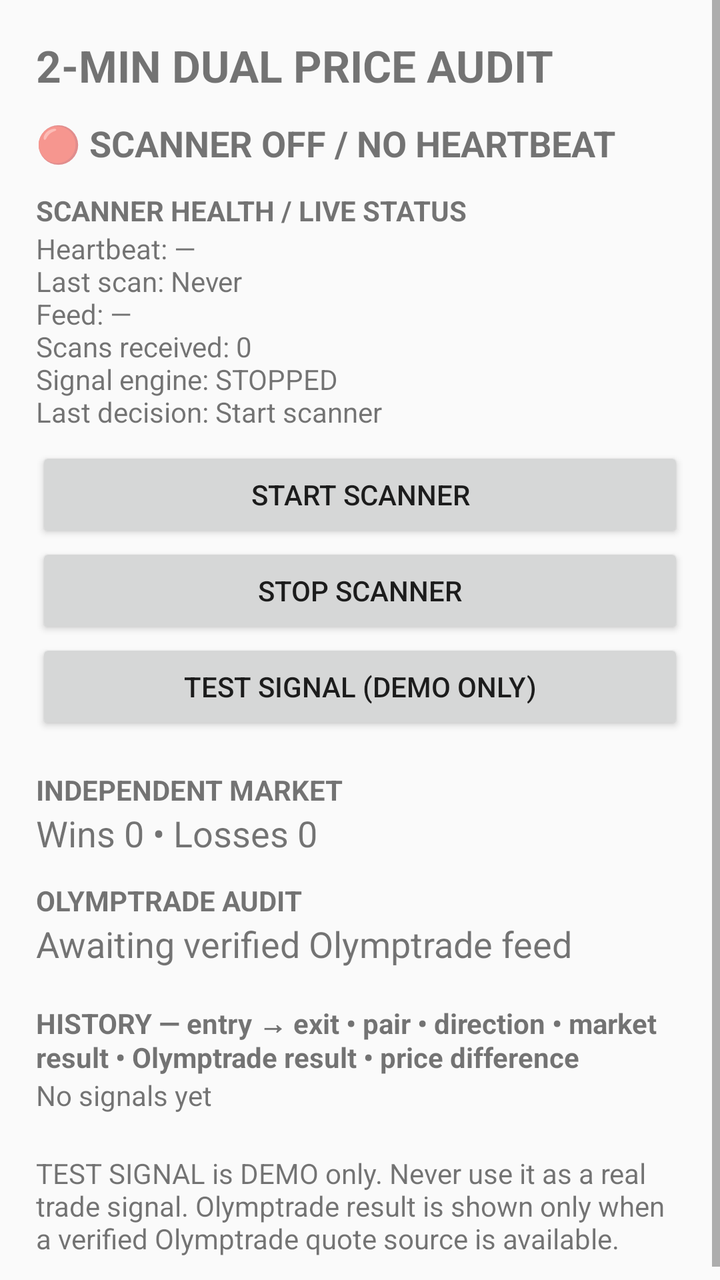
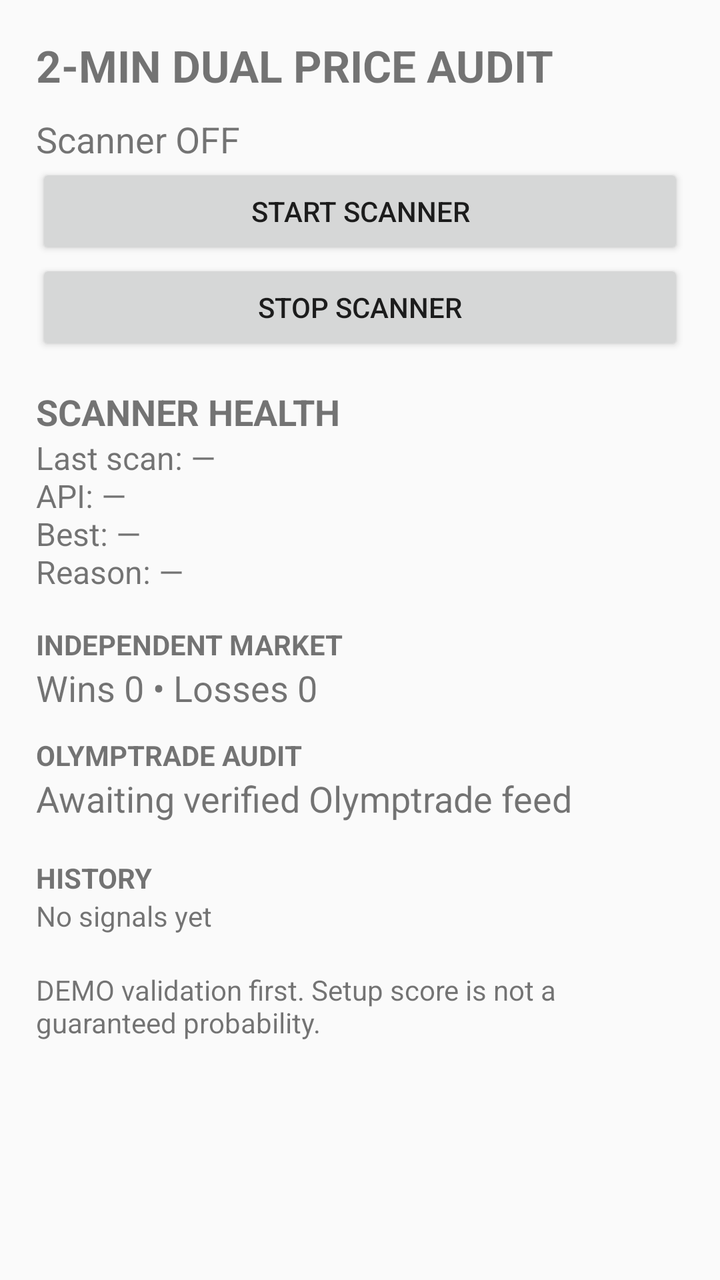

Before-and-after screenshots of an Android layout around one commit, followed by the original layout XML and the change that was made.
<!-- AndroidManifest.xml: application theme Theme.AppCompat.DayNight.NoActionBar -->
<!-- res/layout/activity_main.xml -->
<ScrollView xmlns:android="http://schemas.android.com/apk/res/android" android:layout_width="match_parent" android:layout_height="match_parent"><LinearLayout android:orientation="vertical" android:padding="18dp" android:layout_width="match_parent" android:layout_height="wrap_content"><TextView android:text="2-MIN DUAL PRICE AUDIT" android:textStyle="bold" android:textSize="22sp" android:layout_width="wrap_content" android:layout_height="wrap_content"/><TextView android:id="@+id/status" android:text="🔴 SCANNER OFF / NO HEARTBEAT" android:textSize="18sp" android:textStyle="bold" android:paddingTop="12dp" android:layout_width="wrap_content" android:layout_height="wrap_content"/><TextView android:text="SCANNER HEALTH / LIVE STATUS" android:textStyle="bold" android:paddingTop="12dp" android:layout_width="wrap_content" android:layout_height="wrap_content"/><TextView android:id="@+id/health" android:text="Heartbeat: —&#10;Last scan: Never&#10;Feed: —&#10;Scans received: 0&#10;Signal engine: STOPPED&#10;Last decision: Start scanner" android:textIsSelectable="true" android:paddingBottom="8dp" android:layout_width="match_parent" android:layout_height="wrap_content"/><Button android:id="@+id/start" android:text="START SCANNER" android:layout_width="match_parent" android:layout_height="wrap_content"/><Button android:id="@+id/stop" android:text="STOP SCANNER" android:layout_width="match_parent" android:layout_height="wrap_content"/><Button android:id="@+id/testSignal" android:text="TEST SIGNAL (DEMO ONLY)" android:layout_width="match_parent" android:layout_height="wrap_content"/><TextView android:text="INDEPENDENT MARKET" android:textStyle="bold" android:paddingTop="18dp" android:layout_width="wrap_content" android:layout_height="wrap_content"/><TextView android:id="@+id/marketStats" android:text="Wins 0 • Losses 0" android:textSize="18sp" android:layout_width="wrap_content" android:layout_height="wrap_content"/><TextView android:text="OLYMPTRADE AUDIT" android:textStyle="bold" android:paddingTop="12dp" android:layout_width="wrap_content" android:layout_height="wrap_content"/><TextView android:id="@+id/olympStats" android:text="Awaiting verified Olymptrade feed" android:textSize="18sp" android:layout_width="wrap_content" android:layout_height="wrap_content"/><TextView android:text="HISTORY — entry → exit • pair • direction • market result • Olymptrade result • price difference" android:paddingTop="18dp" android:textStyle="bold" android:layout_width="match_parent" android:layout_height="wrap_content"/><TextView android:id="@+id/history" android:text="No signals yet" android:textIsSelectable="true" android:layout_width="match_parent" android:layout_height="wrap_content" android:paddingBottom="20dp"/><TextView android:text="TEST SIGNAL is DEMO only. Never use it as a real trade signal. Olymptrade result is shown only when a verified Olymptrade quote source is available." android:layout_width="match_parent" android:layout_height="wrap_content"/></LinearLayout></ScrollView>
<!-- resources referenced by this layout -->
<resources>

</resources>

<!-- the commit's change to res/layout/activity_main.xml (unified diff, before → after) -->
@@ -1 +1 @@
-<ScrollView xmlns:android="http://schemas.android.com/apk/res/android" android:layout_width="match_parent" android:layout_height="match_parent"><LinearLayout android:orientation="vertical" android:padding="18dp" android:layout_width="match_parent" android:layout_height="wrap_content"><TextView android:text="2-MIN DUAL PRICE AUDIT" android:textStyle="bold" android:textSize="22sp" android:layout_width="wrap_content" android:layout_height="wrap_content"/><TextView android:id="@+id/status" android:text="🔴 SCANNER OFF / NO HEARTBEAT" android:textSize="18sp" android:textStyle="bold" android:paddingTop="12dp" android:layout_width="wrap_content" android:layout_height="wrap_content"/><TextView android:text="SCANNER HEALTH / LIVE STATUS" android:textStyle="bold" android:paddingTop="12dp" android:layout_width="wrap_content" android:layout_height="wrap_content"/><TextView android:id="@+id/health" android:text="Heartbeat: —&#10;Last scan: Never&#10;Feed: —&#10;Scans received: 0&#10;Signal engine: STOPPED&#10;Last decision: Start scanner" android:textIsSelectable="true" android:paddingBottom="8dp" android:layout_width="match_parent" android:layout_height="wrap_content"/><Button android:id="@+id/start" android:text="START SCANNER" android:layout_width="match_parent" android:layout_height="wrap_content"/><Button android:id="@+id/stop" android:text="STOP SCANNER" android:layout_width="match_parent" android:layout_height="wrap_content"/><Button android:id="@+id/testSignal" android:text="TEST SIGNAL (DEMO ONLY)" android:layout_width="match_parent" android:layout_height="wrap_content"/><TextView android:text="INDEPENDENT MARKET" android:textStyle="bold" android:paddingTop="18dp" android:layout_width="wrap_content" android:layout_height="wrap_content"/><TextView android:id="@+id/marketStats" android:text="Wins 0 • Losses 0" android:textSize="18sp" android:layout_width="wrap_content" android:layout_height="wrap_content"/><TextView android:text="OLYMPTRADE AUDIT" android:textStyle="bold" android:paddingTop="12dp" android:layout_width="wrap_content" android:layout_height="wrap_content"/><TextView android:id="@+id/olympStats" android:text="Awaiting verified Olymptrade feed" android:textSize="18sp" android:layout_width="wrap_content" android:layout_height="wrap_content"/><TextView android:text="HISTORY — entry → exit • pair • direction • market result • Olymptrade result • price difference" android:paddingTop="18dp" android:textStyle="bold" android:layout_width="match_parent" android:layout_height="wrap_content"/><TextView android:id="@+id/history" android:text="No signals yet" android:textIsSelectable="true" android:layout_width="match_parent" android:layout_height="wrap_content" android:paddingBottom="20dp"/><TextView android:text="TEST SIGNAL is DEMO only. Never use it as a real trade signal. Olymptrade result is shown only when a verified Olymptrade quote source is available." android:layout_width="match_parent" android:layout_height="wrap_content"/></LinearLayout></ScrollView>
+<ScrollView xmlns:android="http://schemas.android.com/apk/res/android" android:layout_width="match_parent" android:layout_height="match_parent"><LinearLayout android:orientation="vertical" android:padding="18dp" android:layout_width="match_parent" android:layout_height="wrap_content"><TextView android:text="2-MIN DUAL PRICE AUDIT" android:textStyle="bold" android:textSize="22sp" android:layout_width="wrap_content" android:layout_height="wrap_content"/><TextView android:id="@+id/status" android:text="Scanner OFF" android:textSize="18sp" android:paddingTop="10dp" android:layout_width="wrap_content" android:layout_height="wrap_content"/><Button android:id="@+id/start" android:text="START SCANNER" android:layout_width="match_parent" android:layout_height="wrap_content"/><Button android:id="@+id/stop" android:text="STOP SCANNER" android:layout_width="match_parent" android:layout_height="wrap_content"/><TextView android:text="SCANNER HEALTH" android:textStyle="bold" android:textSize="18sp" android:paddingTop="16dp" android:layout_width="wrap_content" android:layout_height="wrap_content"/><TextView android:id="@+id/health" android:text="Last scan: —&#10;API: —&#10;Best: —&#10;Reason: —" android:textSize="16sp" android:layout_width="match_parent" android:layout_height="wrap_content"/><TextView android:text="INDEPENDENT MARKET" android:textStyle="bold" android:paddingTop="16dp" android:layout_width="wrap_content" android:layout_height="wrap_content"/><TextView android:id="@+id/marketStats" android:text="Wins 0 • Losses 0" android:textSize="18sp" android:layout_width="wrap_content" android:layout_height="wrap_content"/><TextView android:text="OLYMPTRADE AUDIT" android:textStyle="bold" android:paddingTop="12dp" android:layout_width="wrap_content" android:layout_height="wrap_content"/><TextView android:id="@+id/olympStats" android:text="Awaiting verified Olymptrade feed" android:textSize="18sp" android:layout_width="wrap_content" android:layout_height="wrap_content"/><TextView android:text="HISTORY" android:textStyle="bold" android:paddingTop="18dp" android:layout_width="match_parent" android:layout_height="wrap_content"/><TextView android:id="@+id/history" android:text="No signals yet" android:textIsSelectable="true" android:layout_width="match_parent" android:layout_height="wrap_content"/><TextView android:text="DEMO validation first. Setup score is not a guaranteed probability." android:paddingTop="18dp" android:layout_width="match_parent" android:layout_height="wrap_content"/></LinearLayout></ScrollView>
